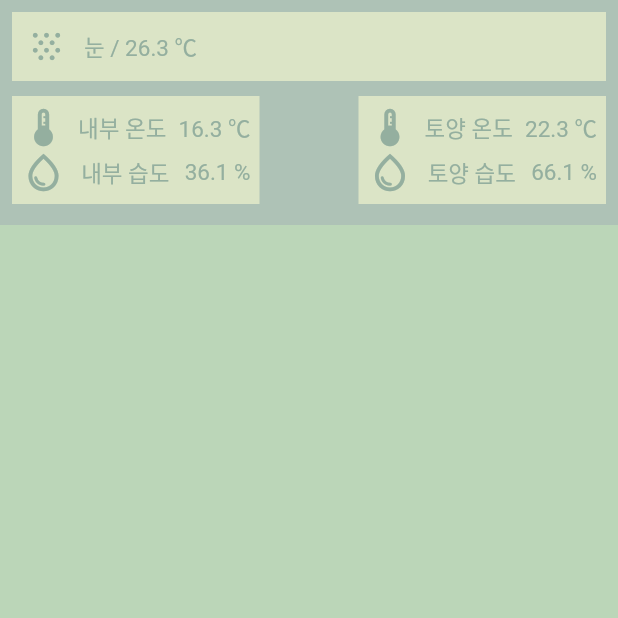
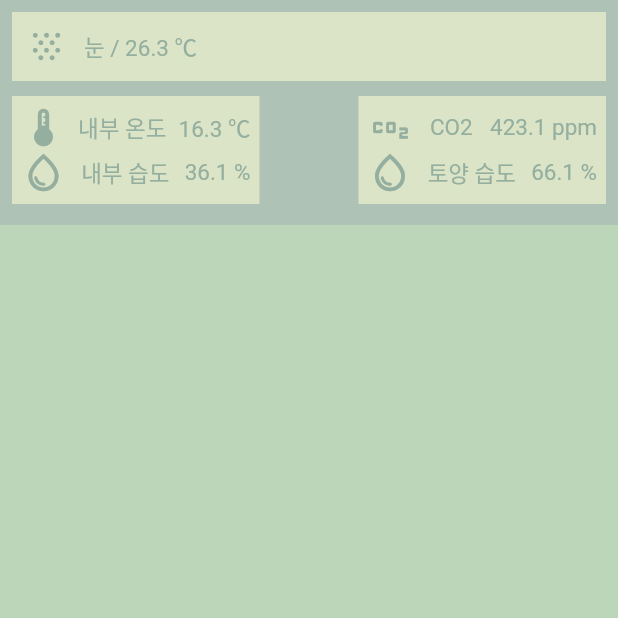
Before and after one commit to 4ix/ai_project_smartfarm, a Flutter app: the SoilScreen screen opened directly, on a phone screen of 412 x 824 dp, the top half of it. Run offline on Flutter 3.47's test engine with Material 2 defaults, Android fonts, the phone set to English and light mode, and no system bars; our stand-ins replace fl_chart.

Commit message:
토양온도 -> CO2로 변경

```diff
--- a/assets/json/internals.json
+++ b/assets/json/internals.json
@@ -2,7 +2,7 @@
   {
     "temperature": 16.3,
     "humidity": 36.1,
-    "soil_temperature": 22.3,
+    "soil_co2": 423.1,
     "soil_humidity": 66.1
   }
 ]
--- a/lib/models/internal_model.dart
+++ b/lib/models/internal_model.dart
@@ -1,9 +1,9 @@
 class InternalModel {
-  late final dynamic temperature, humidity, soil_temperature, soil_humidity;
+  late final dynamic temperature, humidity, soilCo2, soilHumidity;
 
   InternalModel.fromJson(Map<String, dynamic> json)
       : temperature = json['temperature'],
         humidity = json['humidity'],
-        soil_temperature = json['soil_temperature'],
-        soil_humidity = json['soil_humidity'];
+        soilCo2 = json['soil_co2'],
+        soilHumidity = json['soil_humidity'];
 }
--- a/lib/screens/internal_sensor_screen.dart
+++ b/lib/screens/internal_sensor_screen.dart
@@ -157,23 +157,23 @@ class InternalWidget extends StatelessWidget {
                                 crossAxisAlignment: CrossAxisAlignment.start,
                                 children: [
                                   const Text(
-                                    '토양 온도',
+                                    'CO2',
                                     style: TextStyle(
                                       fontSize: 20,
                                       color: ColorsModel.third,
                                     ),
                                   ),
                                   Text(
-                                    '${internalSnapshot.data![0].soil_temperature} ℃',
+                                    '${internalSnapshot.data![0].soilCo2} ppm',
                                     style: const TextStyle(
-                                      fontSize: 18,
+                                      fontSize: 17,
                                       color: ColorsModel.third,
                                     ),
                                   ),
                                 ],
                               ),
                               const Icon(
-                                Icons.device_thermostat_outlined,
+                                Icons.co2_outlined,
                                 size: 50,
                                 color: ColorsModel.third,
                               ),
@@ -206,7 +206,7 @@ class InternalWidget extends StatelessWidget {
                                     ),
                                   ),
                                   Text(
-                                    '${internalSnapshot.data![0].soil_humidity} %',
+                                    '${internalSnapshot.data![0].soilHumidity} %',
                                     style: const TextStyle(
                                       fontSize: 18,
                                       color: ColorsModel.third,
--- a/lib/screens/soil_dashboard_screen.dart
+++ b/lib/screens/soil_dashboard_screen.dart
@@ -186,19 +186,19 @@ class SoilDashboardWidget extends StatelessWidget {
                           mainAxisAlignment: MainAxisAlignment.spaceBetween,
                           children: [
                             const Icon(
-                              Icons.device_thermostat_outlined,
+                              Icons.co2_outlined,
                               size: 30,
                               color: ColorsModel.third,
                             ),
                             const Text(
-                              '토양 온도',
+                              'CO2',
                               style: TextStyle(
                                 fontSize: 15,
                                 color: ColorsModel.third,
                               ),
                             ),
                             Text(
-                              '${internals[0].soil_temperature} ℃',
+                              '${internals[0].soilCo2} ppm',
                               style: const TextStyle(
                                 fontSize: 15,
                                 color: ColorsModel.third,
@@ -222,7 +222,7 @@ class SoilDashboardWidget extends StatelessWidget {
                               ),
                             ),
                             Text(
-                              '${internals[0].soil_humidity} %',
+                              '${internals[0].soilHumidity} %',
                               style: const TextStyle(
                                 fontSize: 15,
                                 color: ColorsModel.third,
```
Also changed, not shown: 1 other file.
